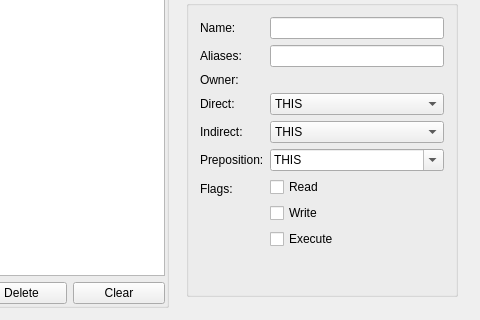
Before: the Qt Designer form Server/mainwindow.ui in bigfug/moo, drawn with Qt 5; both pictures show x 738 to 1218 and y 95 to 415 of the 1218 by 758 pixel window.
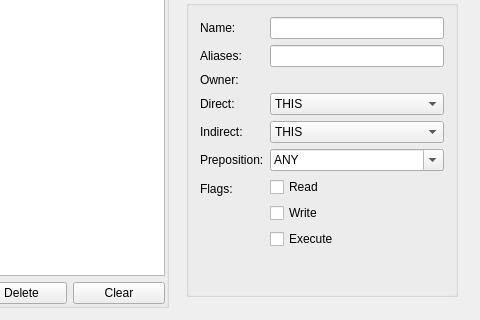
After: the same form once the commit is applied. Custom widgets are drawn as their Qt base class.

Diff of the .ui file:
```diff
--- a/Server/mainwindow.ui
+++ b/Server/mainwindow.ui
@@ -462,11 +462,6 @@
                  <property name="editable">
                   <bool>true</bool>
                  </property>
-                 <item>
-                  <property name="text">
-                   <string>THIS</string>
-                  </property>
-                 </item>
                  <item>
                   <property name="text">
                    <string>ANY</string>
```
